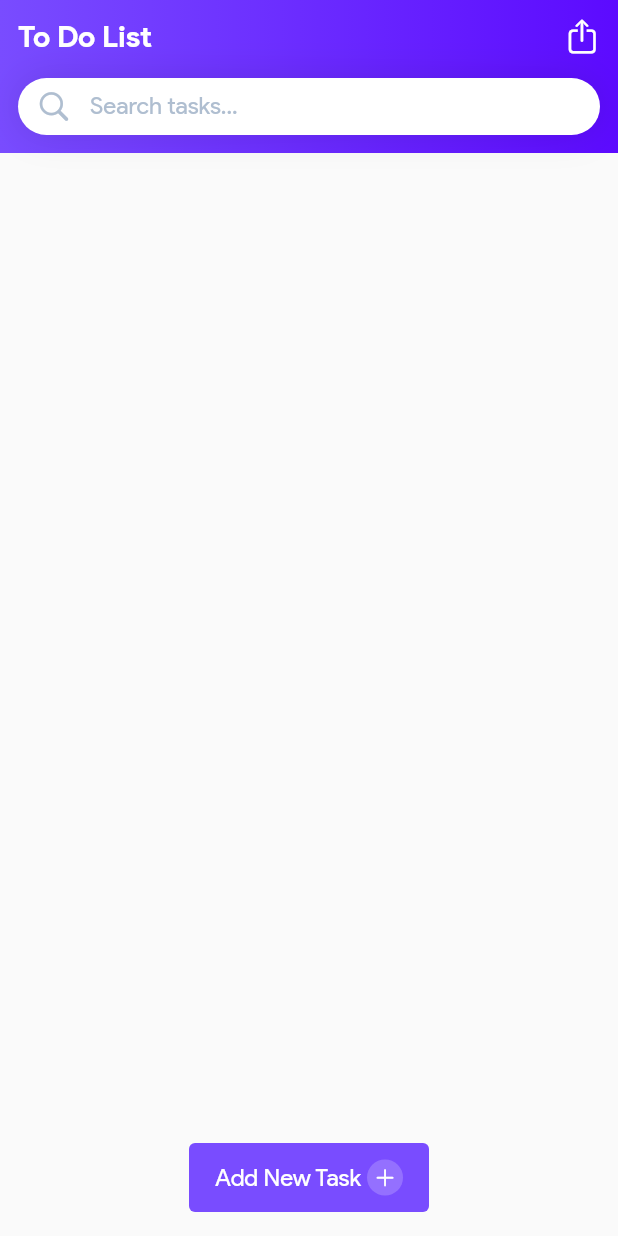
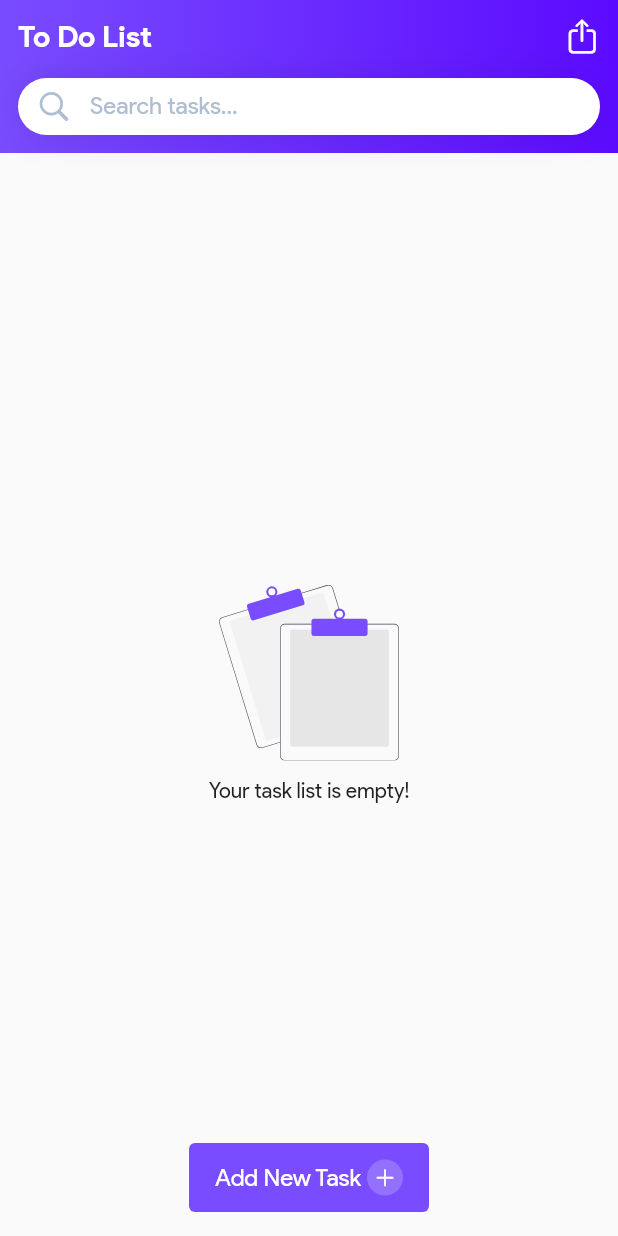
Before and after one commit to mamad2050/Todo-Flutter, a Flutter app: the screen it shows after launch, on a phone screen of 412 x 824 dp. Run offline on Flutter 3.47's test engine with Material 2 defaults, Android fonts, the phone set to English and light mode, and no system bars; our stand-ins replace flutter_svg, hive_flutter; accounts and stored records are empty.

Commit message:
add empty state

```diff
--- /dev/null
+++ b/lib/empty_state.dart
@@ -0,0 +1,21 @@
+import 'package:flutter/cupertino.dart';
+import 'package:flutter_svg/flutter_svg.dart';
+
+class EmptyState extends StatelessWidget {
+  const EmptyState({super.key});
+
+  @override
+  Widget build(BuildContext context) {
+    return Column(
+      mainAxisAlignment: MainAxisAlignment.center,
+      children: [
+        SvgPicture.asset(
+          'assets/empty_state.svg',
+          width: 120,
+        ),
+        const SizedBox(height: 12),
+        const Text('Your task list is empty!')
+      ],
+    );
+  }
+}
--- a/pubspec.yaml
+++ b/pubspec.yaml
@@ -36,6 +36,7 @@ dependencies:
   # Use with the CupertinoIcons class for iOS style icons.
   cupertino_icons: ^1.0.2
   hive_flutter: ^1.1.0
+  flutter_svg: ^2.0.7
 
 dev_dependencies:
   flutter_test:
@@ -62,8 +63,8 @@ flutter:
   uses-material-design: true
 
   # To add assets to your application, add an assets section, like this:
-  # assets:
-  #   - images/a_dot_burr.jpeg
+  assets:
+    - assets/empty_state.svg
   #   - images/a_dot_ham.jpeg
 
   # An image asset can refer to one or more resolution-specific "variants", see
```
Also changed, not shown: lib/main.dart (+15 -6 lines), assets/empty_state.svg (added), pubspec.lock.
